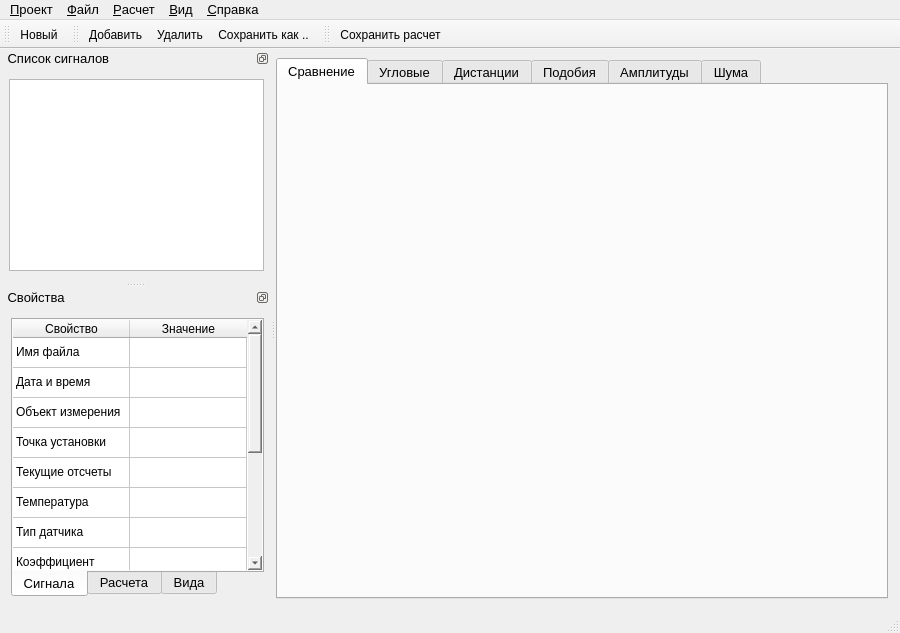
First picture: the form in gui/MainWindow.ui, repository Qinterfly/EvalSig, before the edit.
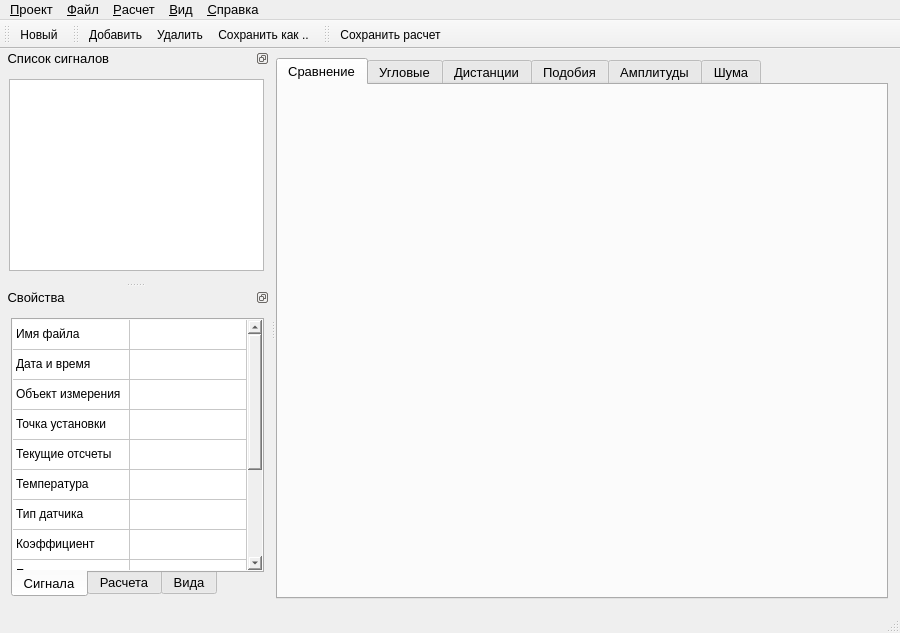
Second picture: the form after the edit. Icons and pictures are not drawn. Custom widgets are drawn as their Qt base class.

What changed in the file:
```diff
--- a/gui/MainWindow.ui
+++ b/gui/MainWindow.ui
@@ -558,7 +558,7 @@
             <number>13</number>
            </property>
            <attribute name="horizontalHeaderVisible">
-            <bool>true</bool>
+            <bool>false</bool>
            </attribute>
            <attribute name="horizontalHeaderCascadingSectionResizes">
             <bool>false</bool>
```
Left out of the diff: 16 changed lines with no effect on the pictures.
